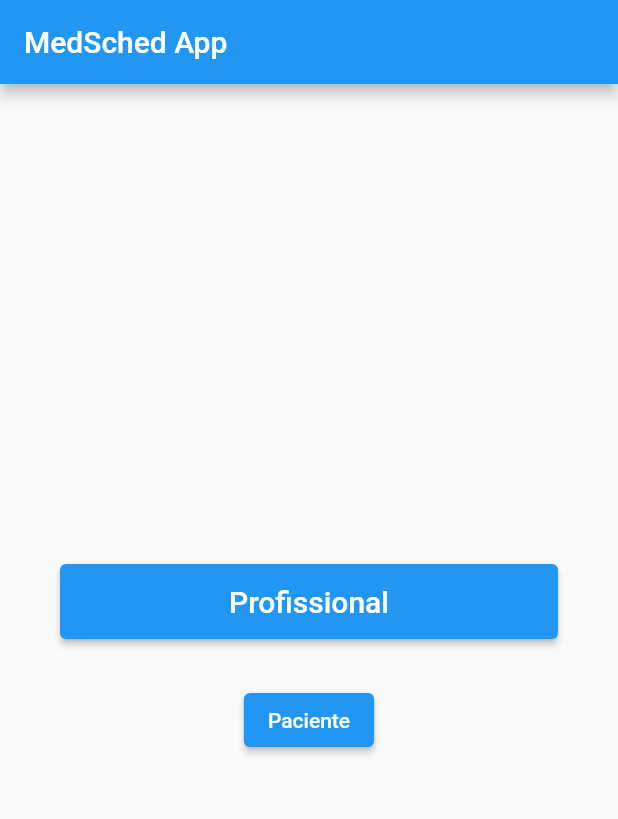
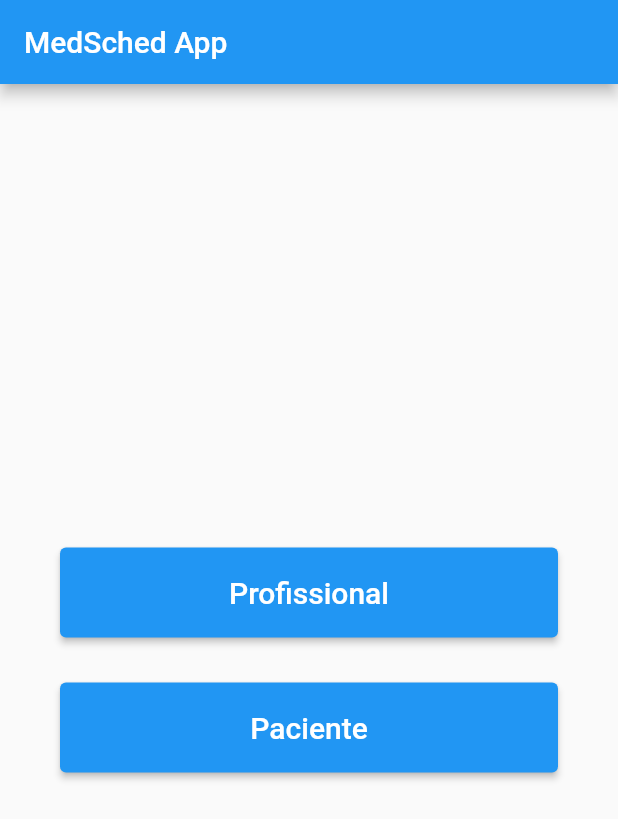
Before and after one commit to Sergio-Leite-USP/MedSched, a Flutter app: the screen it shows after launch, on a phone screen of 412 x 824 dp. Shown: the top 819 px of the screen. Run offline on Flutter 3.47's test engine with Material 2 defaults, Android fonts, the phone set to English and light mode, and no system bars.

Commit message:
Tela HomeScreen com dois botões. Agora os dois são UserSelectionButton.

```diff
--- a/lib/screens/home_screen.dart
+++ b/lib/screens/home_screen.dart
@@ -18,14 +18,13 @@ class _HomeScreenState extends State<HomeScreen> {
       body: Center(
         child: Column(
           mainAxisAlignment: MainAxisAlignment.center,
-          children: [
-            const UserSelectionButton(
+          children: const [
+            UserSelectionButton(
               title: "Profissional",
             ),
             SizedBox(height: 30),
-            ElevatedButton(
-              child: const Text("Paciente"),
-              onPressed: () => {},
+            UserSelectionButton(
+              title: "Paciente",
             ),
           ],
         ),
--- a/lib/widgets/user_selection_button.dart
+++ b/lib/widgets/user_selection_button.dart
@@ -10,7 +10,7 @@ class UserSelectionButton extends StatelessWidget {
     return ElevatedButton(
       child: SizedBox(
         width: 300,
-        height: 50,
+        height: 60,
         child: Align(
           child: Text(
             title,
```
